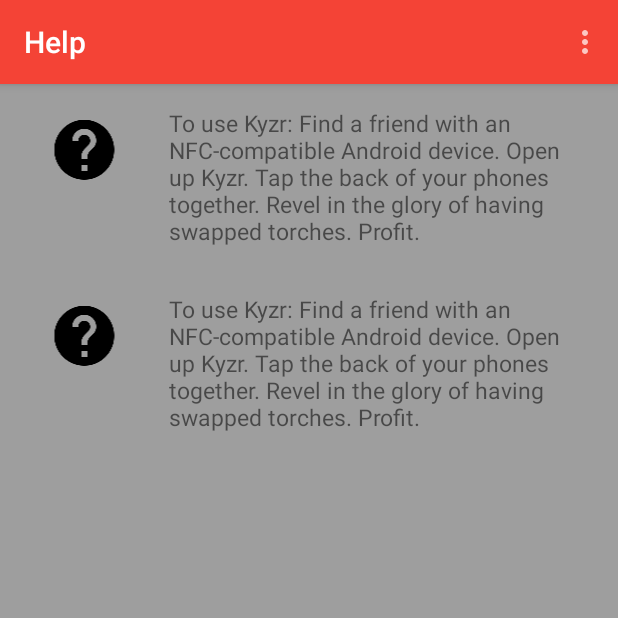
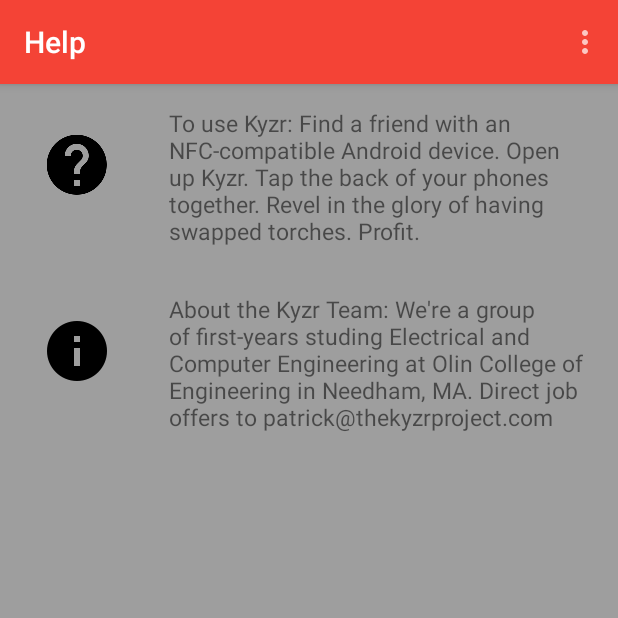
Before and after one commit to phuston/Kyzr, an Android app: the HelpActivity screen opened directly, with no data from a screen before it, on a phone screen of 412 x 824 dp, the top half of it. Run offline under Robolectric (Android 15) with nearby library versions, the phone set to English and light mode, and no system bars.

Commit message:
Completes initial implementation of helppage

```diff
--- a/app/src/main/res/layout/activity_help.xml
+++ b/app/src/main/res/layout/activity_help.xml
@@ -25,9 +25,9 @@
             android:layout_weight="1"
             android:layout_height="wrap_content"
             android:layout_gravity="left"
-            android:paddingLeft="30dp"
+            android:paddingLeft="20dp"
             android:paddingRight="20dp"
-            android:paddingTop="20dp"
+            android:paddingTop="30dp"
             android:paddingBottom="30dp"
             android:src="@drawable/ic_help_black_48dp"
             android:contentDescription="help_icon" />
@@ -60,11 +60,11 @@
             android:layout_weight="1"
             android:layout_height="wrap_content"
             android:layout_gravity="left"
-            android:paddingLeft="30dp"
+            android:paddingLeft="20dp"
             android:paddingRight="20dp"
-            android:paddingTop="20dp"
+            android:paddingTop="30dp"
             android:paddingBottom="30dp"
-            android:src="@drawable/ic_help_black_48dp"
+            android:src="@drawable/ic_info_black_48dp"
             android:contentDescription="help_icon" />
 
         <TextView
@@ -72,7 +72,7 @@
             android:layout_width="0dp"
             android:layout_weight="3"
             android:layout_height="wrap_content"
-            android:text="@string/help_text"
+            android:text="@string/about_text"
             android:layout_gravity="right"
             android:paddingTop="15dp"
             android:textAlignment="center"
--- a/app/src/main/res/values/strings.xml
+++ b/app/src/main/res/values/strings.xml
@@ -10,4 +10,5 @@
     <string name="torch_description">Torch Image</string>
     <string name="title_activity_help">Help</string>
     <string name="help_text">To use Kyzr: Find a friend with an NFC-compatible Android device. Open up Kyzr. Tap the back of your phones together. Revel in the glory of having swapped torches. Profit.</string>
+    <string name="about_text">About the Kyzr Team: We\'re a group of first-years studing Electrical and Computer Engineering at Olin College of Engineering in Needham, MA. Direct job offers to patrick@thekyzrproject.com</string>
 </resources>
```
Also changed, not shown: app/src/main/res/drawable-hdpi/ic_info_black_48dp.png (added), app/src/main/res/drawable-mdpi/ic_info_black_48dp.png (added), app/src/main/res/drawable-xhdpi/ic_info_black_48dp.png (added), app/src/main/res/drawable-xxhdpi/ic_info_black_48dp.png (added), app/src/main/res/drawable-xxxhdpi/ic_info_black_48dp.png (added).
